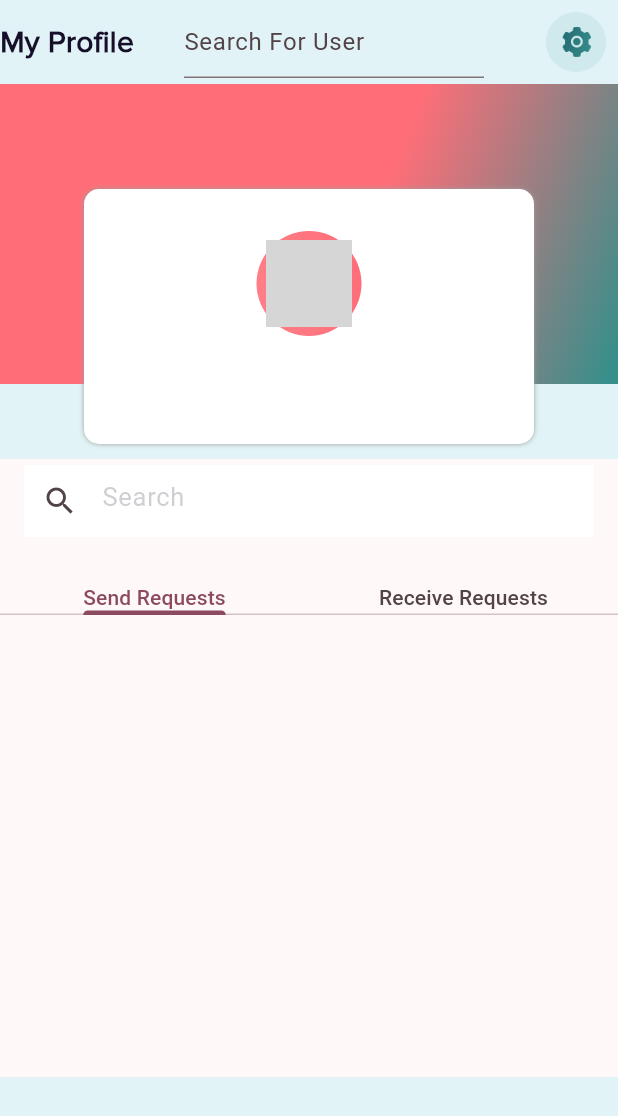
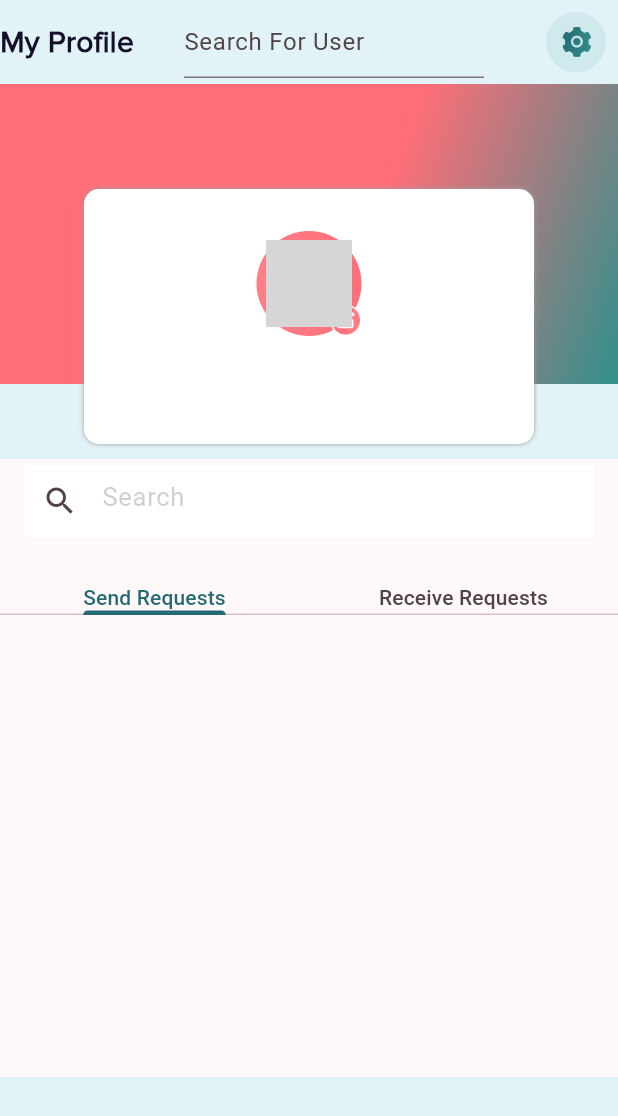
Before and after one commit to fwdAndroid/join-again, a Flutter app: the MyProfile screen opened directly, on a phone screen of 412 x 824 dp. Shown: the top 1116 px of the screen. Run offline on Flutter 3.47's test engine with Material 2 defaults, Android fonts, the phone set to English and light mode, and no system bars; our stand-ins replace animated_splash_screen, cloud_firestore, country_code_picker, file_picker, firebase_auth, firebase_core and 18 more; missing offline and left inert: encrypt, flutter_google_places_hoc081098, google_api_headers, google_maps_webservice, paginate_firestore, phone_form_field; accounts and stored records are empty; network calls fail; grey boxes are pictures that could not be loaded.

Commit message:
Final Vwesion

```diff
--- a/lib/screens/custom_navbar/dashboard/my_profile.dart
+++ b/lib/screens/custom_navbar/dashboard/my_profile.dart
@@ -180,7 +180,7 @@ class _MyProfileState extends State<MyProfile> {
                                     return const CircularProgressIndicator();
                                   }
                                   var document = snapshot.data;
-                                  return Container(
+                                  return SizedBox(
                                     height: 70,
                                     width: 70,
                                     child: Stack(
@@ -196,8 +196,10 @@ class _MyProfileState extends State<MyProfile> {
                                                 begin: Alignment(-0.98, 0.18),
                                                 end: Alignment(0.98, -0.18),
                                                 colors: [
-                                                  Color(0xFFFF7E87),
+                                                  Color(0xFFFF7E87)
+                                                      .withOpacity(.6),
                                                   Color(0xFFFF6E78)
+                                                      .withOpacity(.7)
                                                 ],
                                               ),
                                               shape: OvalBorder(),
@@ -210,7 +212,7 @@ class _MyProfileState extends State<MyProfile> {
                                           child: Container(
                                             width: 70,
                                             height: 70,
-                                            decoration: ShapeDecoration(
+                                            decoration: const ShapeDecoration(
                                               gradient: LinearGradient(
                                                 begin: Alignment(-0.98, 0.18),
                                                 end: Alignment(0.98, -0.18),
@@ -226,40 +228,37 @@ class _MyProfileState extends State<MyProfile> {
                                         Positioned(
                                           left: 6.30,
                                           top: 6.30,
-                                          child: Container(
-                                            width: 57.40,
-                                            height: 57.40,
-                                            child: CircleAvatar(
-                                              radius: 80,
-                                              backgroundImage: NetworkImage(
-                                                  document['photo'].toString()),
+                                          child: InkWell(
+                                            onTap: selectImage,
+                                            child: SizedBox(
+                                              width: 57.40,
+                                              height: 57.40,
+                                              child: CircleAvatar(
+                                                radius: 80,
+                                                backgroundImage: NetworkImage(
+                                                    document['photo']
+                                                        .toString()),
+                                              ),
                                             ),
                                           ),
                                         ),
-                                        // Container(
-                                        //   margin:
-                                        //       const EdgeInsets.only(top: 10),
-                                        //   child: InkWell(
-                                        //     onTap: selectImage,
-                                        //     child: Align(
-                                        //       alignment: Alignment.center,
-                                        //       child: Container(
-                                        //         height: 61,
-                                        //         width: 61,
-                                        //         child:
-                                        //     ),
-                                        //   ),
-                                        // ),
+                                        Align(
+                                            alignment: Alignment.bottomRight,
+                                            child: InkWell(
+                                              onTap: dialog,
+                                              child: SizedBox(
+                                                  width: 21,
+                                                  height: 21,
+                                                  child: Image.asset(
+                                                    "assets/profile.png",
+                                                    width: 21,
+                                                    height: 21,
+                                                  )),
+                                            ))
                                       ],
                                     ),
                                   );
                                 }),
-                            // TextButton(
-                            //     onPressed: dialog,
-                            //     child: const Text(
-                            //       "Update Image",
-                            //       style: TextStyle(color: Color(0xff246A73)),
-                            //     )),
                             Padding(
                               padding: const EdgeInsets.only(
                                 top: 8,
@@ -354,7 +353,7 @@ class _MyProfileState extends State<MyProfile> {
       builder: (BuildContext context) {
         return AlertDialog(
           title: const Text('Update Image'),
-          content: SingleChildScrollView(
+          content: const SingleChildScrollView(
             child: ListBody(
               children: <Widget>[
                 Text('Do you want to update your profile image'),
--- a/lib/screens/requests/request_screen.dart
+++ b/lib/screens/requests/request_screen.dart
@@ -41,6 +41,8 @@ class _RequestScreenState extends State<RequestScreen> {
           automaticallyImplyLeading: false,
           // title: const Text("All Requests"),
           bottom: const TabBar(
+            indicatorColor: Color(0xFF246A73),
+            labelColor: Color(0xFF246A73),
             tabs: [
               Text("Send Requests"),
               Text("Receive Requests"),
```
Also changed, not shown: lib/screens/requests/widgets/custom_card_for_recieved_request.dart (+5 -2 lines), lib/screens/requests/widgets/custom_request_card_for_send_request.dart (+18 -2 lines), assets/profile.png.
